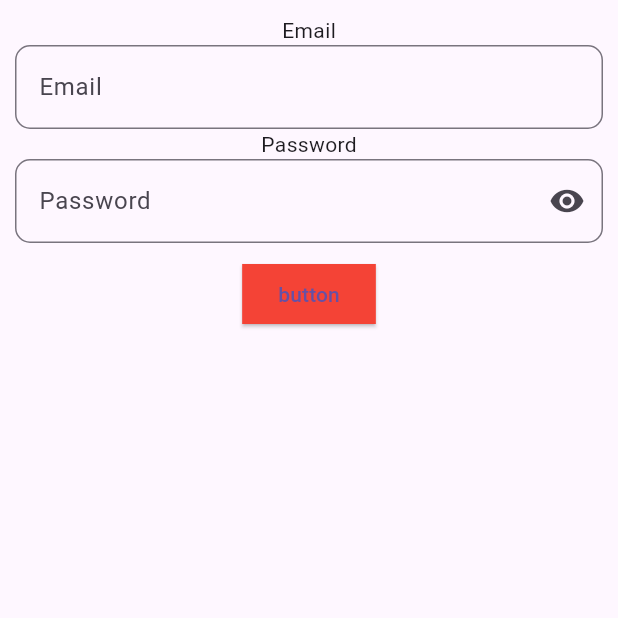
After one commit to Aaditya9990/project_first, a Flutter app: the screen it shows after launch, after a tap on "button", on a phone screen of 412 x 824 dp, the top half of it. The commit adds this screen. Run offline on Flutter 3.47's test engine with Material 3 defaults, Android fonts, the phone set to English and light mode, and no system bars; network calls fail.

Commit message:
login page done

```diff
--- /dev/null
+++ b/lib/Appconstant.dart
@@ -0,0 +1,2 @@
+const imgGirl = "https://i.pinimg.com/originals/06/10/7e/06107eaff63aaca0e44e6592e222d287.jpg";
+const imgGirl1 = "https://plus.unsplash.com/premium_photo-1664474619075-644dd191935f?fm=jpg&q=60&w=3000&ixlib=rb-4.0.3&ixid=M3wxMjA3fDB8MHxzZWFyY2h8MXx8aW1hZ2V8ZW58MHx8MHx8fDA%3D";
--- a/lib/HomeScreen/HomeScreen.dart
+++ b/lib/HomeScreen/HomeScreen.dart
@@ -1,7 +1,7 @@
 import 'package:flutter/material.dart';
-import 'package:project_first/api/remote_servies.dart';
 
-import '../api/item_list.dart';
+import 'api/item_list.dart';
+import 'api/remote_servies.dart';
 import 'list_item.dart';
 
 class HomeScreen extends StatefulWidget {
--- a/lib/api/remote_servies.dart
+++ b/lib/HomeScreen/api/remote_servies.dart
@@ -16,4 +16,5 @@ class RemoteServies{
     } else {
       throw Exception('Failed to load items');
     }
-  }}
+  }
+}
--- /dev/null
+++ b/lib/LoginPage/LoginPage.dart
@@ -0,0 +1,110 @@
+import 'package:flutter/material.dart';
+import 'package:project_first/HomeScreen/HomeScreen.dart';
+
+import 'login_api/login_model.dart';
+import 'login_api/postapi.dart';
+
+class LoginPage extends StatefulWidget {
+  const LoginPage({super.key});
+
+  @override
+  State<LoginPage> createState() => _LoginPageState();
+}
+
+class _LoginPageState extends State<LoginPage> {
+  bool passwordVisble = false;
+  var emailController = TextEditingController();
+  var passController = TextEditingController();
+
+  @override
+  void initState() {
+    super.initState();
+
+    passwordVisble = true;
+  }
+
+  bool isloader = false;
+
+  getPostData(String userName, String password) async {
+    var loginModel = await PostApi().postUser(userName, password);
+
+    if (loginModel.success) {
+      Navigator.pushReplacement(
+        context,
+        MaterialPageRoute(builder: (context) => HomeScreen()),
+      );
+    }else{
+      print("Login Failure");
+    }
+  }
+
+  @override
+  Widget build(BuildContext context) {
+    return Scaffold(
+      body: Container(
+        margin: EdgeInsets.all(10),
+        child: Column(
+          children: [
+            Text("Email"),
+            TextField(
+              controller: emailController,
+              decoration: InputDecoration(
+                hintText: "Email",
+                border: OutlineInputBorder(
+                  borderRadius: BorderRadius.circular(10),
+                ),
+              ),
+            ),
+            Text("Password"),
+            TextField(
+              obscureText: passwordVisble,
+              controller: passController,
+              decoration: InputDecoration(
+                hintText: "Password",
+                suffixIcon: IconButton(
+                  onPressed: () {
+                    setState(() {
+                      passwordVisble = !passwordVisble;
+                    });
+                  },
+                  icon: Icon(
+                    passwordVisble ? Icons.visibility : Icons.visibility_off,
+                  ),
+                ),
+                border: OutlineInputBorder(
+                  borderRadius: BorderRadius.circular(10),
+                ),
+              ),
+            ),
+            SizedBox(height: 10),
+            ElevatedButton(
+              onPressed: () {
+                validation();
+              },
+              style: ButtonStyle(
+                shape: WidgetStatePropertyAll(
+                  RoundedRectangleBorder(borderRadius: BorderRadius.zero),
+                ),
+                backgroundColor: WidgetStatePropertyAll(Colors.red),
+              ),
+              child: Text("button"),
+            ),
+          ],
+        ),
+      ),
+    );
+  }
+
+  void validation() {
+    var userName = emailController.text.trim();
+    var pass = passController.text.trim();
+
+    if (userName.isEmpty) {
+      print("Please enter user name");
+    } else if (pass.isEmpty) {
+      print("Please enter password");
+    } else {
+      getPostData(userName, pass);
+    }
+  }
+}
--- a/lib/main.dart
+++ b/lib/main.dart
@@ -1,7 +1,9 @@
 import 'package:flutter/material.dart';
+import 'package:project_first/LoginPage/LoginPage.dart';
+import 'package:project_first/new%20design/DesignScreen.dart';
 
 import 'HomeScreen/HomeScreen.dart';
 
 void main() {
-  runApp(MaterialApp(debugShowCheckedModeBanner: false, home: HomeScreen()));
+  runApp(MaterialApp(debugShowCheckedModeBanner: false, home: LoginPage()));
 }
--- a/pubspec.yaml
+++ b/pubspec.yaml
@@ -59,9 +59,8 @@ flutter:
   uses-material-design: true
 
   # To add assets to your application, add an assets section, like this:
-  # assets:
-  #   - images/a_dot_burr.jpeg
-  #   - images/a_dot_ham.jpeg
+  assets:
+    - assets/images/
 
   # An image asset can refer to one or more resolution-specific "variants", see
   # https://flutter.dev/to/resolution-aware-images
```
Also changed, not shown: lib/LoginPage/login_api/login_model.dart (added, +181 -0 lines), lib/LoginPage/login_api/postapi.dart (added, +32 -0 lines), lib/new design/DesignScreen.dart (added, +228 -0 lines), lib/new design/api integrate/design_model.dart (added, +37 -0 lines), lib/new design/api integrate/designapi.dart (added, +19 -0 lines), assets/images/girl.jpg (added), lib/HomeScreen/api/item_list.dart (renamed from lib/api/item_list.dart), 1 other file.
